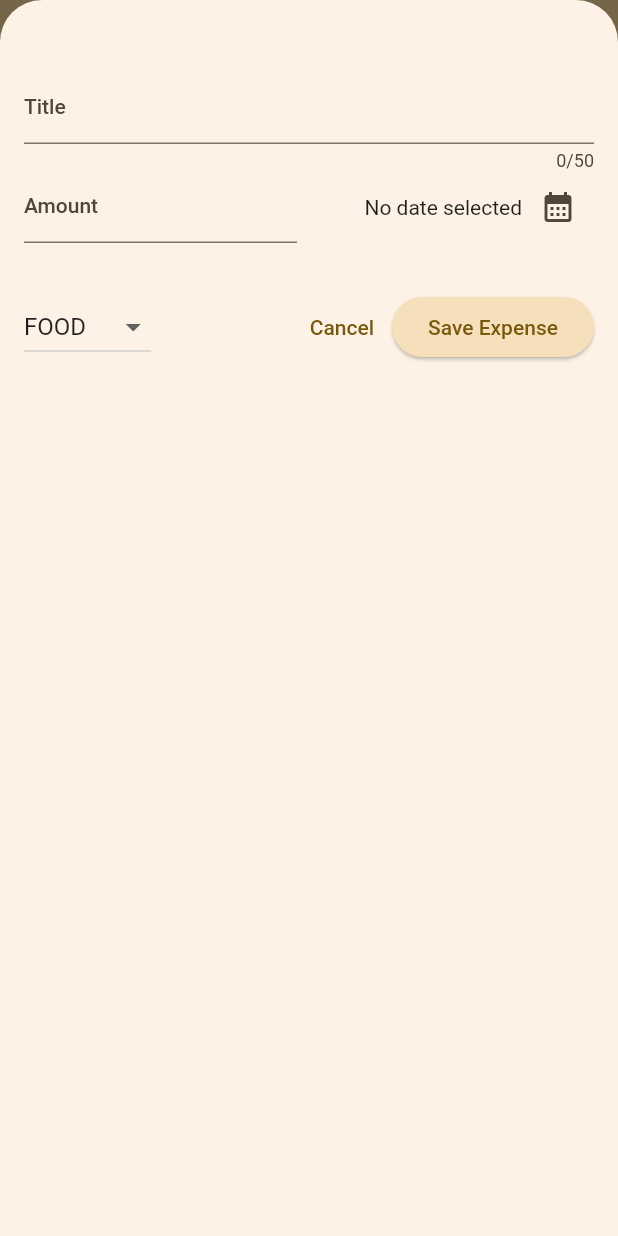
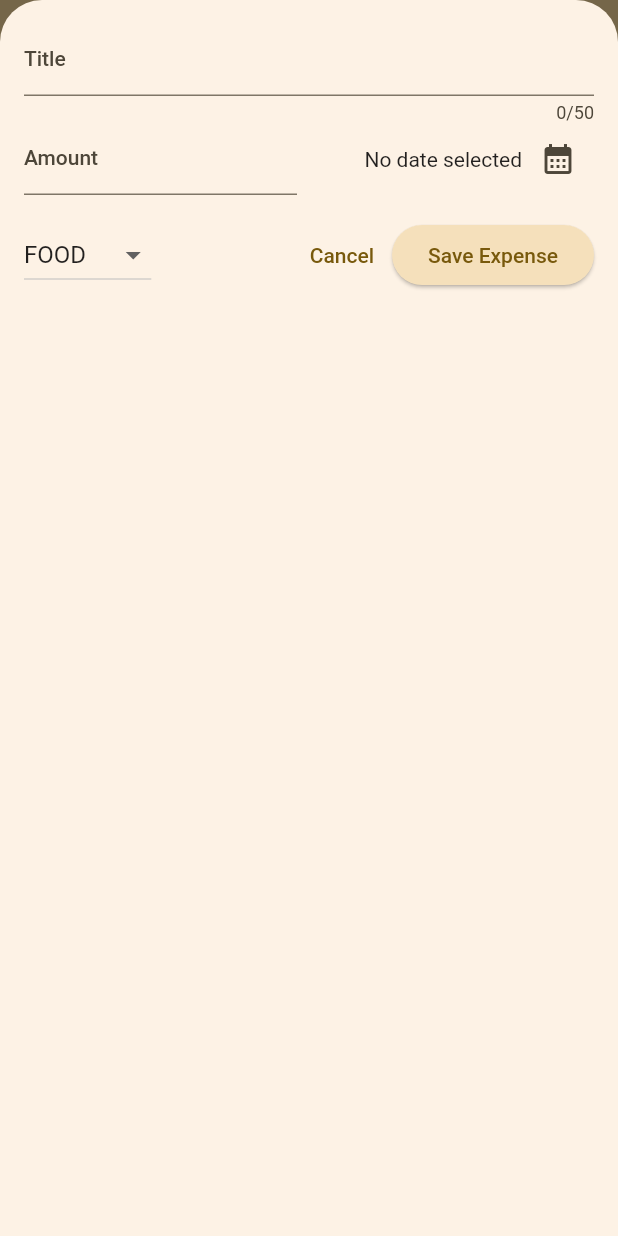
Before and after one commit to Hybrev/expense_tracker, a Flutter app: the screen it shows after launch, after a tap on the "add" icon, on a phone screen of 412 x 824 dp. Run offline on Flutter 3.47's test engine with Material 2 defaults, Android fonts, the phone set to English and light mode, and no system bars.

Commit message:
integrated adaptiveness

```diff
--- a/lib/widgets/expenses.dart
+++ b/lib/widgets/expenses.dart
@@ -27,7 +27,7 @@ class _ExpensesState extends State<Expenses> {
 
   void _openAddExpenseOverlay() {
     showModalBottomSheet(
-      elevation: 90,
+      useSafeArea: true,
       context: context,
       builder: (context) {
         return NewExpense(onAddExpense: _addExpense);
--- a/lib/widgets/new_expense.dart
+++ b/lib/widgets/new_expense.dart
@@ -1,4 +1,7 @@
+import 'dart:io';
+
 import 'package:expense_tracker/models/expense.dart';
+import 'package:flutter/cupertino.dart';
 import 'package:flutter/material.dart';
 
 class NewExpense extends StatefulWidget {
@@ -29,15 +32,31 @@ class _NewExpenseState extends State<NewExpense> {
     });
   }
 
-  void _submitExpensedData() {
-    final enteredAmount = double.tryParse(_amountController.text);
-    final amountIsInvalid = enteredAmount == null || enteredAmount <= 0;
-    if (_titleController.text.trim().isEmpty || amountIsInvalid) {
+  void _showDialog() {
+    switch (Platform.isIOS) {
+      case true:
+        showCupertinoDialog(
+            context: context,
+            builder: (context) => CupertinoAlertDialog(
+                  title: const Text('Invalid Input'),
+                  content: const Text(
+                      'Please make sure to enter valid title, amount, date and category.'),
+                  actions: [
+                    CupertinoDialogAction(
+                        onPressed: () {
+                          Navigator.pop(context);
+                        },
+                        child: const Text('OK'))
+                  ],
+                ));
+        break;
+      default:
         showDialog(
           context: context,
           builder: (ctx) => AlertDialog(
             title: const Text('Invalid Input'),
-          content: const Text('Please check your inputs and try again.'),
+            content: const Text(
+                ('Please make sure to enter valid title, amount, date and category.')),
             actions: [
               TextButton(
                   onPressed: () {
@@ -47,6 +66,16 @@ class _NewExpenseState extends State<NewExpense> {
             ],
           ),
         );
+    }
+  }
+
+  void _submitExpensedData() {
+    final enteredAmount = double.tryParse(_amountController.text);
+    final amountIsInvalid = enteredAmount == null || enteredAmount <= 0;
+    if (_titleController.text.trim().isEmpty ||
+        amountIsInvalid ||
+        _selectedDate == null) {
+      _showDialog();
       return;
     }
 
@@ -70,10 +99,44 @@ class _NewExpenseState extends State<NewExpense> {
 
   @override
   Widget build(BuildContext context) {
-    return SafeArea(
-        minimum: const EdgeInsets.fromLTRB(16, 48, 16, 16),
+    final keyboardSpace = MediaQuery.of(context).viewInsets.bottom;
+    return LayoutBuilder(builder: (context, constraints) {
+      final width = constraints.maxWidth;
+
+      return SizedBox(
+          height: double.infinity,
+          child: SingleChildScrollView(
+            child: SafeArea(
+              minimum: EdgeInsets.fromLTRB(16, 16, 16, keyboardSpace + 16),
               child: Column(
                 children: [
+                  if (width >= 600)
+                    Row(
+                      crossAxisAlignment: CrossAxisAlignment.start,
+                      children: [
+                        Expanded(
+                          child: TextField(
+                            controller: _titleController,
+                            maxLength: 50,
+                            decoration: const InputDecoration(
+                              label: Text('title'),
+                            ),
+                          ),
+                        ),
+                        const SizedBox(width: 24),
+                        Expanded(
+                          child: TextField(
+                            controller: _amountController,
+                            keyboardType: TextInputType.number,
+                            decoration: const InputDecoration(
+                              prefixText: '₱ ',
+                              label: Text('Amount'),
+                            ),
+                          ),
+                        ),
+                      ],
+                    )
+                  else
                     TextField(
                       controller: _titleController,
                       maxLength: 50,
@@ -81,6 +144,49 @@ class _NewExpenseState extends State<NewExpense> {
                         label: Text('Title'),
                       ),
                     ),
+                  if (width >= 600)
+                    Row(
+                      children: [
+                        DropdownButton(
+                          value: _selectedCategory,
+                          items: Category.values
+                              .map((category) => DropdownMenuItem(
+                                    value: category,
+                                    child: Text(category.name.toUpperCase()),
+                                  ))
+                              .toList(),
+                          onChanged: (value) {
+                            if (value == null) {
+                              return;
+                            }
+                            setState(
+                              () {
+                                _selectedCategory = value;
+                              },
+                            );
+                          },
+                        ),
+                        const SizedBox(
+                          width: 24,
+                        ),
+                        Expanded(
+                          child: Row(
+                            mainAxisAlignment: MainAxisAlignment.end,
+                            crossAxisAlignment: CrossAxisAlignment.center,
+                            children: [
+                              Text(_selectedDate == null
+                                  ? 'No date selected'
+                                  : formatter.format(_selectedDate!)),
+                              IconButton(
+                                onPressed: _presentDatePicker,
+                                icon: const Icon(Icons.calendar_month),
+                              ),
+                            ],
+                          ),
+                        )
+                      ],
+                    )
+                  else
                     Row(
                       children: [
                         Expanded(
@@ -111,7 +217,24 @@ class _NewExpenseState extends State<NewExpense> {
                         )
                       ],
                     ),
-            const SizedBox(height: 32),
+                  const SizedBox(height: 16),
+                  if (width >= 600)
+                    Row(
+                      children: [
+                        const Spacer(),
+                        TextButton(
+                          onPressed: () {
+                            Navigator.pop(context);
+                          },
+                          child: const Text('Cancel'),
+                        ),
+                        ElevatedButton(
+                          onPressed: _submitExpensedData,
+                          child: const Text('Save Expense'),
+                        ),
+                      ],
+                    )
+                  else
                     Row(
                       children: [
                         DropdownButton(
@@ -126,10 +249,13 @@ class _NewExpenseState extends State<NewExpense> {
                             if (value == null) {
                               return;
                             }
-                      setState(() {
+                            setState(
+                              () {
                                 _selectedCategory = value;
-                      });
-                    }),
+                              },
+                            );
+                          },
+                        ),
                         const Spacer(),
                         TextButton(
                           onPressed: () {
@@ -144,6 +270,9 @@ class _NewExpenseState extends State<NewExpense> {
                       ],
                     )
                 ],
+              ),
+            ),
           ));
+    });
   }
 }
```
Lines whose indentation alone changed are shown as unchanged.
